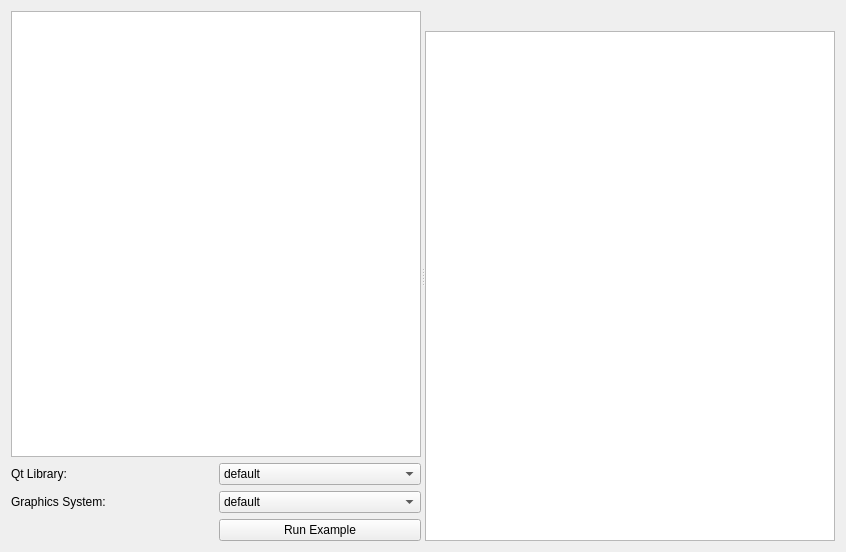
The window that examples/exampleLoaderTemplate.ui (pyqtgraph/pyqtgraph) describes before a commit, drawn with Qt 5.
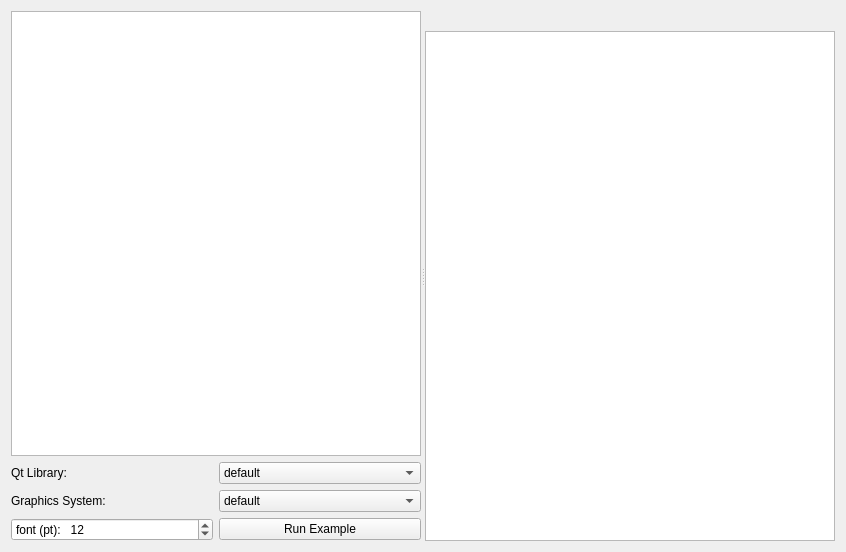
The same window after the commit.

Commit message:
ENH: Add font size selector to Examples
- Also remove pre-compiled example loader for pyqt4, pyqt5 and pyside.
- Closes #133.

```diff
--- a/examples/exampleLoaderTemplate.ui
+++ b/examples/exampleLoaderTemplate.ui
@@ -19,7 +19,7 @@
      <property name="orientation">
       <enum>Qt::Horizontal</enum>
      </property>
-     <widget class="QWidget" name="">
+     <widget class="QWidget" name="layoutWidget">
       <layout class="QGridLayout" name="gridLayout">
        <item row="0" column="0" colspan="2">
         <widget class="QTreeWidget" name="exampleTree">
@@ -102,9 +102,22 @@
          </property>
         </widget>
        </item>
+       <item row="3" column="0">
+        <widget class="QSpinBox" name="fontSize">
+         <property name="suffix">
+          <string/>
+         </property>
+         <property name="prefix">
+          <string>font (pt):   </string>
+         </property>
+         <property name="value">
+          <number>12</number>
+         </property>
+        </widget>
+       </item>
       </layout>
      </widget>
-     <widget class="QWidget" name="">
+     <widget class="QWidget" name="layoutWidget">
       <layout class="QVBoxLayout" name="verticalLayout">
        <item>
         <widget class="QLabel" name="loadedFileLabel">
```
The commit also changes 4 other files.
